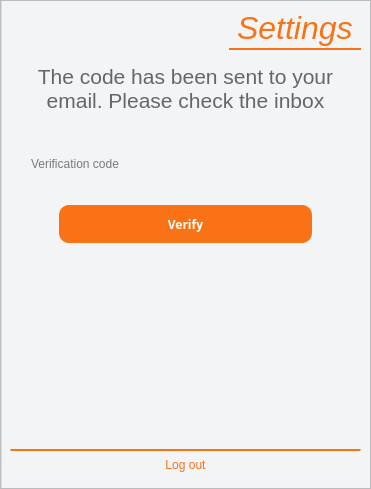
Ph4sm4/FinelogApp, file settingspanel.ui: the form before one commit.
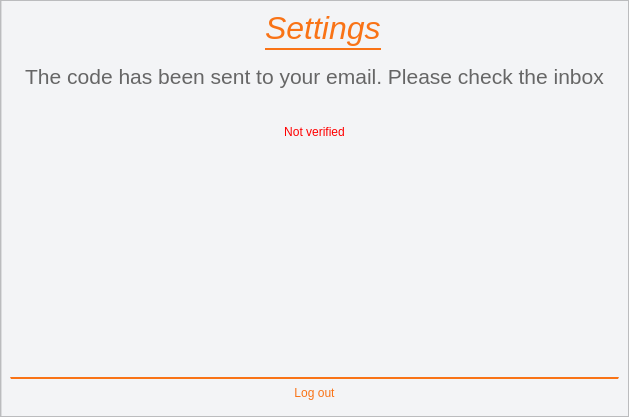
The form after the commit. The open tabs and pages were chosen to show the change. Icons and pictures are not drawn.

Commit message: slight ui changes, email verification changes

```diff
--- a/settingspanel.ui
+++ b/settingspanel.ui
@@ -6,8 +6,8 @@
    <rect>
     <x>0</x>
     <y>0</y>
-    <width>371</width>
-    <height>489</height>
+    <width>629</width>
+    <height>417</height>
    </rect>
   </property>
   <property name="windowTitle">
@@ -23,6 +23,9 @@
    <property name="spacing">
     <number>0</number>
    </property>
+   <property name="sizeConstraint">
+    <enum>QLayout::SetMinimumSize</enum>
+   </property>
    <property name="leftMargin">
     <number>0</number>
    </property>
@@ -77,6 +80,9 @@
       </property>
       <item>
        <layout class="QHBoxLayout" name="horizontalLayout">
+        <property name="spacing">
+         <number>0</number>
+        </property>
         <item>
          <widget class="QPushButton" name="pushButton">
           <property name="styleSheet">
@@ -112,10 +118,13 @@
          </widget>
         </item>
         <item>
-         <spacer name="horizontalSpacer">
+         <spacer name="horizontalSpacer_2">
           <property name="orientation">
            <enum>Qt::Horizontal</enum>
           </property>
+          <property name="sizeType">
+           <enum>QSizePolicy::Expanding</enum>
+          </property>
           <property name="sizeHint" stdset="0">
            <size>
             <width>40</width>
@@ -139,6 +148,7 @@
 background: transparent;
 padding-bottom: 2px;
 border-bottom: 2px solid rgb(249, 115, 22);
+margin-right: 24px;
 }</string>
           </property>
           <property name="frameShape">
@@ -150,8 +160,24 @@
           <property name="text">
            <string>Settings</string>
           </property>
+          <property name="alignment">
+           <set>Qt::AlignJustify|Qt::AlignVCenter</set>
+          </property>
          </widget>
         </item>
+        <item>
+         <spacer name="horizontalSpacer">
+          <property name="orientation">
+           <enum>Qt::Horizontal</enum>
+          </property>
+          <property name="sizeHint" stdset="0">
+           <size>
+            <width>40</width>
+            <height>20</height>
+           </size>
+          </property>
+         </spacer>
+        </item>
        </layout>
       </item>
       <item>
@@ -334,59 +360,20 @@
            </spacer>
           </item>
           <item>
-           <widget class="QLineEdit" name="lineEdit">
-            <property name="placeholderText">
-             <string>Verification code</string>
-            </property>
-           </widget>
-          </item>
-          <item>
-           <spacer name="verticalSpacer_4">
-            <property name="orientation">
-             <enum>Qt::Vertical</enum>
-            </property>
-            <property name="sizeType">
-             <enum>QSizePolicy::Fixed</enum>
-            </property>
-            <property name="sizeHint" stdset="0">
-             <size>
-              <width>20</width>
-              <height>20</height>
-             </size>
-            </property>
-           </spacer>
-          </item>
-          <item>
-           <widget class="QPushButton" name="sendVerEmail_2">
-            <property name="font">
-             <font>
-              <family>Microsoft JhengHei</family>
-              <pointsize>9</pointsize>
-              <italic>false</italic>
-              <bold>true</bold>
-             </font>
-            </property>
-            <property name="layoutDirection">
-             <enum>Qt::LeftToRight</enum>
-            </property>
+           <widget class="QLabel" name="label_4">
             <property name="styleSheet">
-             <string notr="true">QPushButton {
-background-color:  rgb(249, 115, 22);
-height: 30px;
-border-radius: 10px;
-color: white;
-margin: 0 40%;
-padding: 4px 0;
+             <string notr="true">QLabel {
+color: red;
+margin-right: 20px;
+margin-left: 20px;
+background: transparent;
 }</string>
             </property>
             <property name="text">
-             <string>Verify</string>
+             <string>Not verified</string>
             </property>
-            <property name="iconSize">
-             <size>
-              <width>22</width>
-              <height>22</height>
-             </size>
+            <property name="alignment">
+             <set>Qt::AlignCenter</set>
             </property>
            </widget>
           </item>
```
Left out of the diff: 10 changed lines with no effect on the pictures. The commit also changes 12 other files.
